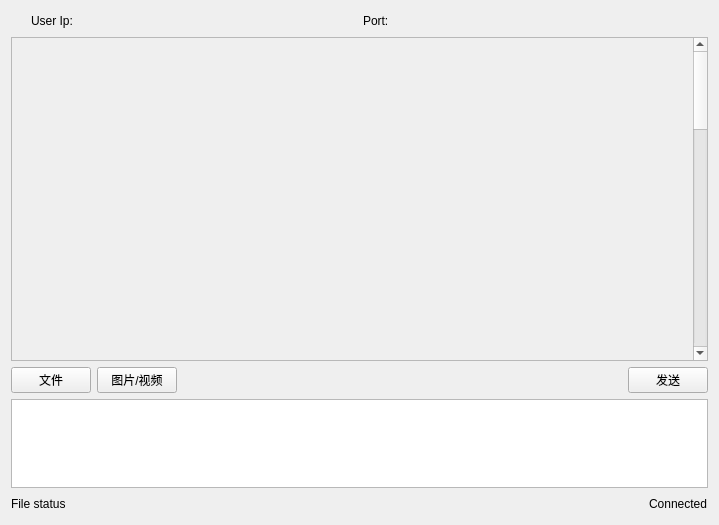
Above: LCS/chatwindow.ui from SeeChen/LCS_lanChatSoftware before the change. Below: the same form after it.
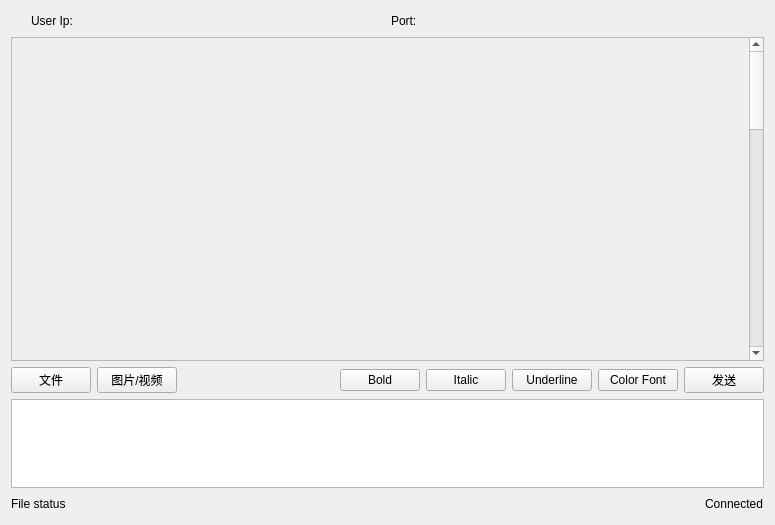
That is the form after the change.

Commit message: create font change

Patch:
```diff
--- a/LCS/chatwindow.ui
+++ b/LCS/chatwindow.ui
@@ -6,7 +6,7 @@
    <rect>
     <x>0</x>
     <y>0</y>
-    <width>719</width>
+    <width>775</width>
     <height>525</height>
    </rect>
   </property>
@@ -76,7 +76,7 @@
          <rect>
           <x>0</x>
           <y>0</y>
-          <width>672</width>
+          <width>728</width>
           <height>1222</height>
          </rect>
         </property>
@@ -129,12 +129,40 @@
        </property>
        <property name="sizeHint" stdset="0">
         <size>
-         <width>318</width>
+         <width>68</width>
          <height>20</height>
         </size>
        </property>
       </spacer>
      </item>
+     <item>
+      <widget class="QPushButton" name="pushButtonBold">
+       <property name="text">
+        <string>Bold</string>
+       </property>
+      </widget>
+     </item>
+     <item>
+      <widget class="QPushButton" name="pushButtonItalic">
+       <property name="text">
+        <string>Italic</string>
+       </property>
+      </widget>
+     </item>
+     <item>
+      <widget class="QPushButton" name="pushButtonUnderline">
+       <property name="text">
+        <string>Underline</string>
+       </property>
+      </widget>
+     </item>
+     <item>
+      <widget class="QPushButton" name="pushButtonColor">
+       <property name="text">
+        <string>Color Font</string>
+       </property>
+      </widget>
+     </item>
      <item>
       <widget class="QPushButton" name="pushButtonSend">
        <property name="text">
```
The commit also changes 2 other files.
